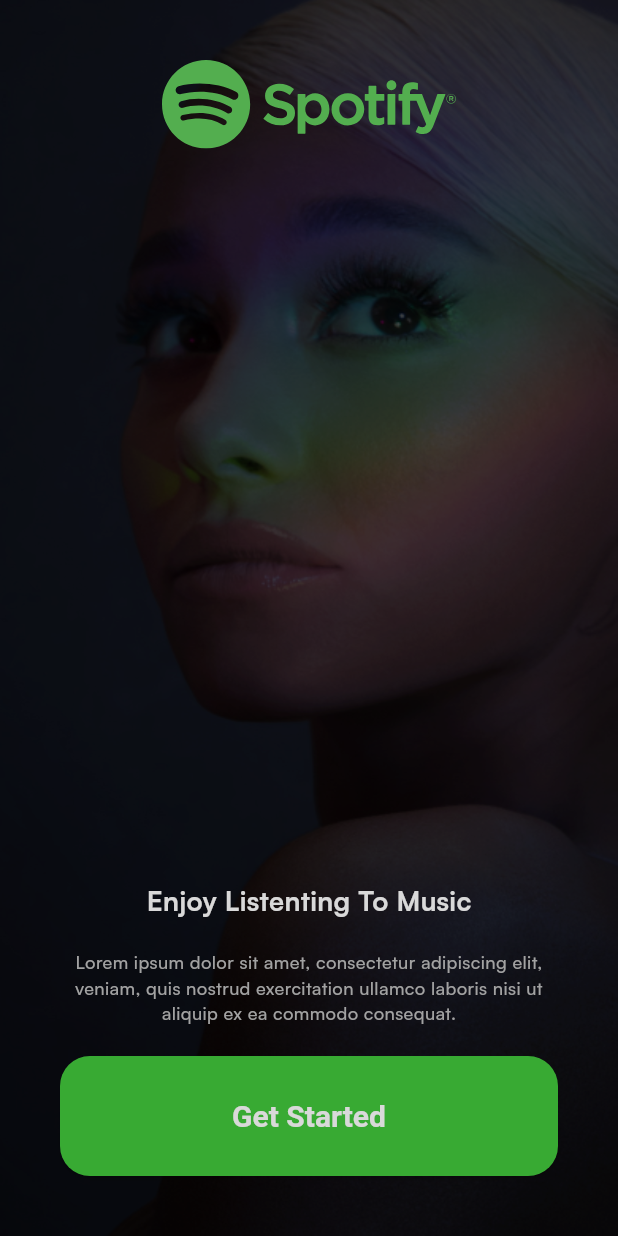
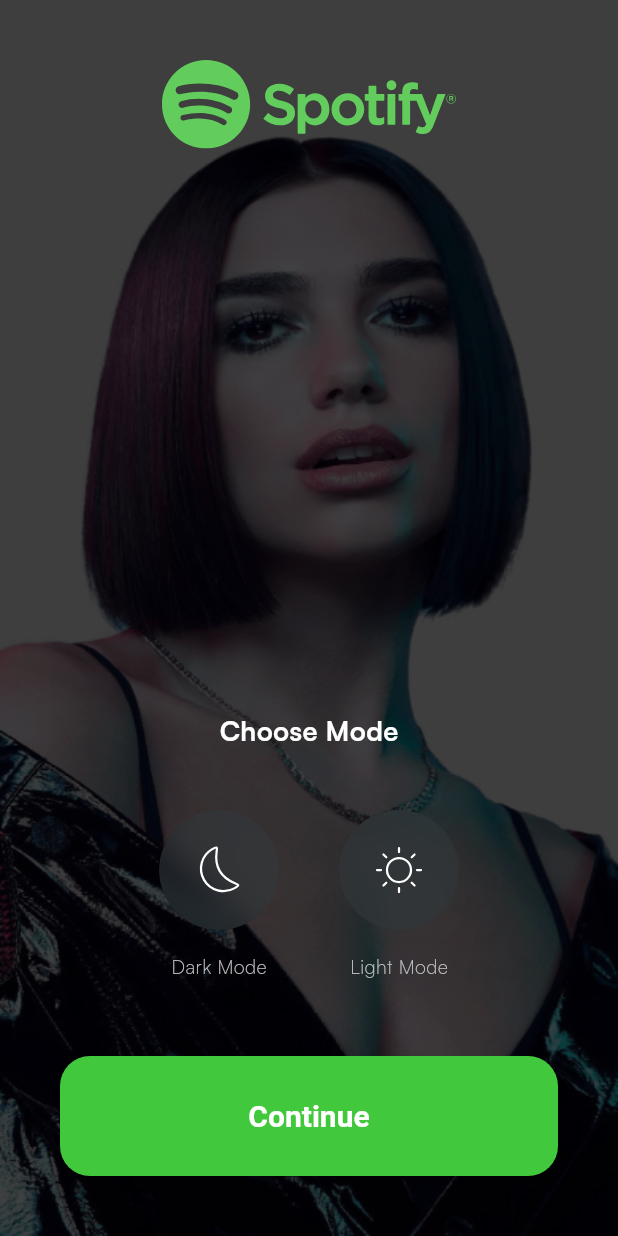
Before and after one commit to asm2212/spo, a Flutter app: the screen it shows after launch, after a tap on "Get Started", on a phone screen of 412 x 824 dp. Run offline on Flutter 3.47's test engine with Material 3 defaults, Android fonts, the phone set to English and light mode, and no system bars; our stand-ins replace flutter_svg.

Commit message:
choose mode page

```diff
--- a/lib/core/configs/assets/app_images.dart
+++ b/lib/core/configs/assets/app_images.dart
@@ -1,4 +1,5 @@
 class AppImages {
   static const String basePath = 'assets/images/';
   static const String introBG = '${basePath}intro_bg.png';
+  static const String chooseModeBG = '${basePath}choose_mode_bg.png';
 }
--- a/lib/core/configs/assets/app_vectors.dart
+++ b/lib/core/configs/assets/app_vectors.dart
@@ -2,4 +2,6 @@ class AppVectors {
   static const String basePath = 'assets/vectors/';
   static const String format = '.svg';
   static const String logo = '${basePath}spotify_logo$format';
+  static const String sun = '${basePath}sun$format';
+  static const String moon = '${basePath}moon$format';
 }
--- /dev/null
+++ b/lib/presentation/choose_mode/pages/choose_mode.dart
@@ -0,0 +1,142 @@
+import 'dart:ui';
+
+import 'package:flutter/material.dart';
+import 'package:flutter_svg/svg.dart';
+import 'package:spo/common/widgets/button/basic_app_button.dart';
+import 'package:spo/core/configs/assets/app_images.dart';
+import 'package:spo/core/configs/assets/app_vectors.dart';
+import 'package:spo/core/configs/theme/app_colors.dart';
+
+class ChooseModePage extends StatelessWidget {
+  const ChooseModePage({super.key});
+
+  @override
+  Widget build(BuildContext context) {
+    return Scaffold(
+       body: Stack(
+        children: [
+          Container(
+            padding: const EdgeInsets.symmetric(
+              vertical: 40,
+              horizontal: 40,
+            ),
+            decoration: const BoxDecoration(
+              image: DecorationImage(
+                fit: BoxFit.fill,
+                image: AssetImage(AppImages.chooseModeBG),
+              ),
+            ),
+          ),
+          Container(
+            color: Colors.black.withOpacity(0.15),
+          ),
+          Padding(
+            padding: const EdgeInsets.symmetric(
+              vertical: 40,
+              horizontal: 40,
+            ),
+            child: Column(
+                children: [
+                  Align(
+                    alignment: Alignment.topCenter,
+                    child: SvgPicture.asset(AppVectors.logo),
+                  ),
+                  const Spacer(),
+                  const Text(
+                    'Choose Mode',
+                    style: TextStyle(
+                      fontSize: 18,
+                      fontWeight: FontWeight.bold,
+                      color: Colors.white,
+                    ),
+                  ),
+                  const SizedBox(
+                    height: 40,
+                  ),
+                 Row(
+                  mainAxisAlignment: MainAxisAlignment.center,
+                  children: [
+                    Column(
+                      children: [
+                        ClipOval(
+                          child: BackdropFilter(
+                            filter: ImageFilter.blur(sigmaX: 10,sigmaY:10),
+                            child: Container(
+                               height: 80,
+                               width: 80,
+                               decoration:  BoxDecoration(
+                                color: const Color(0xff30393C).withOpacity(0.5),
+                                shape: BoxShape.circle,
+                               ),
+                                child: SvgPicture.asset(
+                                AppVectors.moon,
+                                fit: BoxFit.none,
+                               ),
+                            ),
+                          ),
+                        ),
+                        const SizedBox(height: 15,),
+                        const Text(
+                          "Dark Mode",
+                          style: TextStyle(
+                            fontSize: 13,
+                            fontWeight: FontWeight.w300,
+                            color: AppColors.grey,
+                          ),
+                          )
+                      ],
+                    ),
+                    const SizedBox(width: 40,),
+                    Column(
+                      children: [
+                        ClipOval(
+                          child: BackdropFilter(
+                            filter: ImageFilter.blur(sigmaX: 10,sigmaY:10),
+                            child: Container(
+                               height: 80,
+                               width: 80,
+                               decoration:  BoxDecoration(
+                                color: const Color(0xff30393C).withOpacity(0.5),
+                                shape: BoxShape.circle,
+                               ),
+                               child: SvgPicture.asset(
+                                AppVectors.sun,
+                                fit: BoxFit.none,
+                               ),
+                            ),
+                          ),
+                        ),
+                             const SizedBox(height: 15,),
+                        const Text(
+                          "Light Mode",
+                          style: TextStyle(
+                            fontSize: 13,
+                            fontWeight: FontWeight.w300,
+                            color: AppColors.grey,
+                          ),
+                          )
+                      ],
+                    ),
+                  ],
+                 ),
+                  const SizedBox(
+                    height: 50,
+                  ),
+                  BasicAppButton(
+                    onPressed: () {
+                      Navigator.push(
+                          context,
+                          MaterialPageRoute(
+                              builder: (BuildContext context) =>
+                                  const ChooseModePage()));
+                    },
+                    title: "Continue",
+                  )
+                ],
+              ),
+          ),
+        ],
+      ),
+    );
+  }
+}
--- a/lib/presentation/intro/pages/get_started.dart
+++ b/lib/presentation/intro/pages/get_started.dart
@@ -4,6 +4,7 @@ import 'package:spo/common/widgets/button/basic_app_button.dart';
 import 'package:spo/core/configs/assets/app_images.dart';
 import 'package:spo/core/configs/assets/app_vectors.dart';
 import 'package:spo/core/configs/theme/app_colors.dart';
+import 'package:spo/presentation/choose_mode/pages/choose_mode.dart';
 
 class GetStartedPage extends StatelessWidget {
   const GetStartedPage({super.key});
@@ -24,6 +25,15 @@ class GetStartedPage extends StatelessWidget {
                 image: AssetImage(AppImages.introBG),
               ),
             ),
+          ),
+          Container(
+            color: Colors.black.withOpacity(0.15),
+          ),
+          Padding(
+            padding: const EdgeInsets.symmetric(
+              vertical: 40,
+              horizontal: 40,
+            ),
             child: Column(
                 children: [
                   Align(
@@ -32,7 +42,7 @@ class GetStartedPage extends StatelessWidget {
                   ),
                   const Spacer(),
                   const Text(
-                  'Enjoy Listenting To Music',
+                    'Enjoy Listening To Music',
                     style: TextStyle(
                       fontSize: 18,
                       fontWeight: FontWeight.bold,
@@ -55,16 +65,18 @@ class GetStartedPage extends StatelessWidget {
                     height: 20,
                   ),
                   BasicAppButton(
-                  onPressed: () {},
+                    onPressed: () {
+                      Navigator.push(
+                          context,
+                          MaterialPageRoute(
+                              builder: (BuildContext context) =>
+                                  const ChooseModePage()));
+                    },
                     title: "Get Started",
-
                   )
                 ],
               ),
           ),
-          Container(
-            color: Colors.black.withOpacity(0.15),
-          )
         ],
       ),
     );
```
Lines whose indentation alone changed are shown as unchanged.
